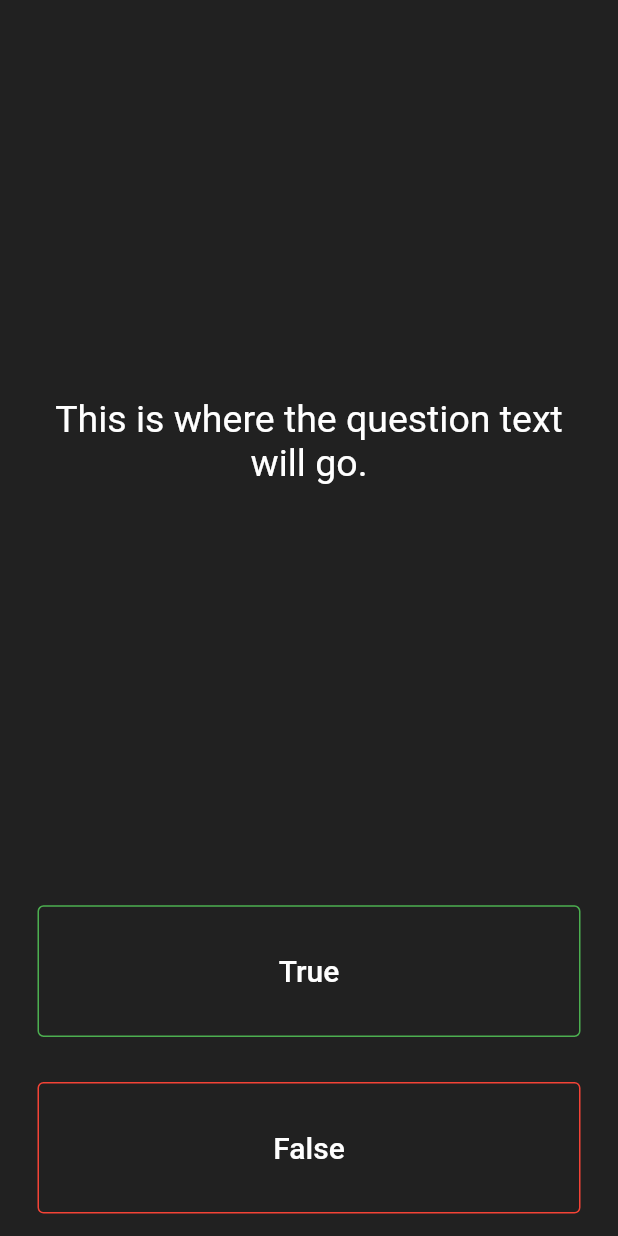
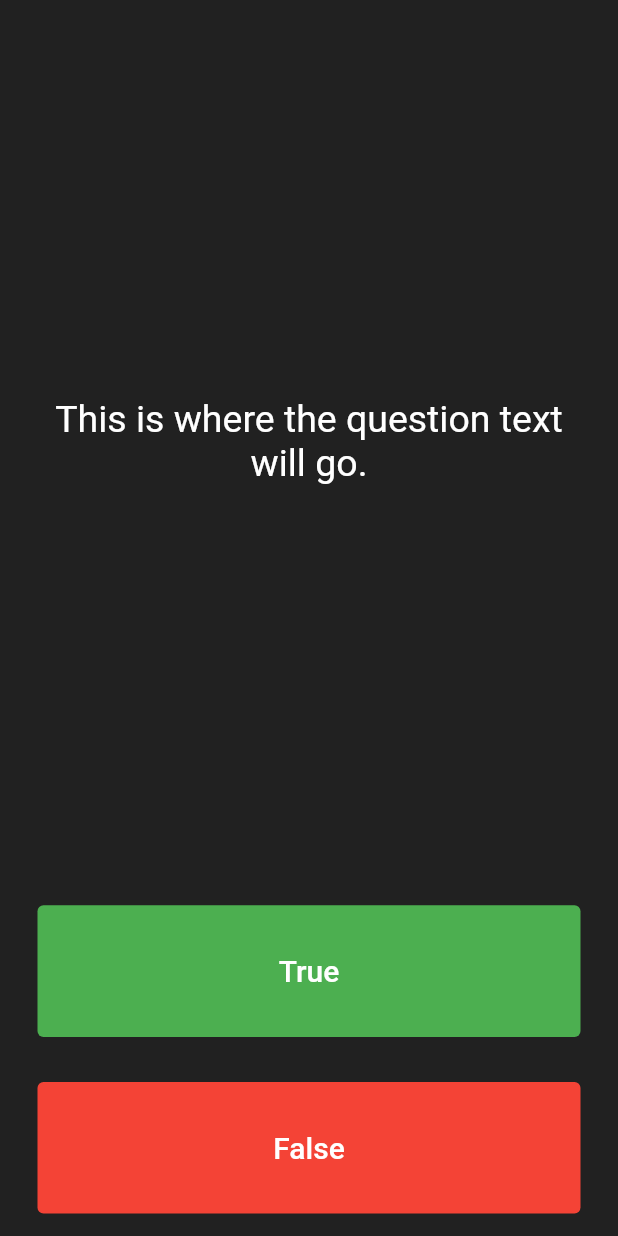
Before and after one commit to berhanudagnew/quizz_app, a Flutter app: the screen it shows after launch, on a phone screen of 412 x 824 dp. Run offline on Flutter 3.47's test engine with Material 2 defaults, Android fonts, the phone set to English and light mode, and no system bars.

```diff
--- a/lib/main.dart
+++ b/lib/main.dart
@@ -53,10 +53,8 @@ class _QuizPageState extends State<QuizPage> {
           child: Padding(
             padding: EdgeInsets.all(15.0),
             child: TextButton(
-              style: TextButton.styleFrom(
-                side: BorderSide(
-                  color: Colors.green,
-                ),
+              style: ButtonStyle(
+                backgroundColor: MaterialStateProperty.all(Colors.green),
               ),
               child: Text(
                 'True',
@@ -76,10 +74,8 @@ class _QuizPageState extends State<QuizPage> {
           child: Padding(
             padding: EdgeInsets.all(15.0),
             child: TextButton(
-              style: TextButton.styleFrom(
-                side: BorderSide(
-                  color: Colors.red,
-                ),
+              style: ButtonStyle(
+                backgroundColor: MaterialStateProperty.all(Colors.red),
               ),
               child: Text(
                 'False',
```
